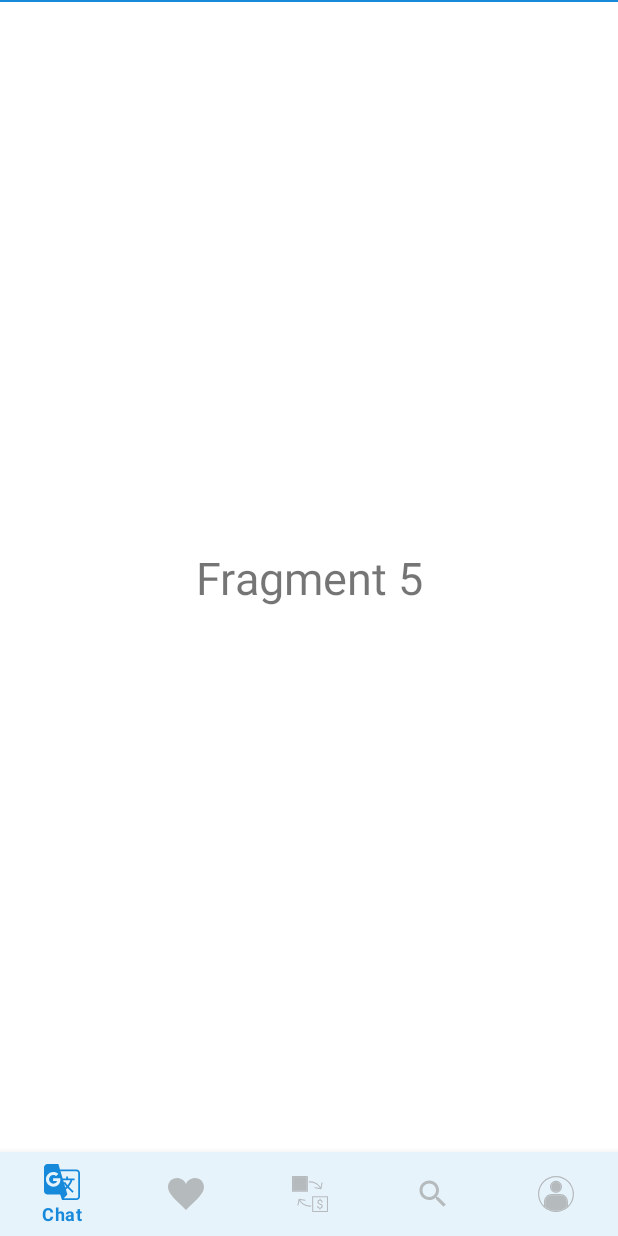
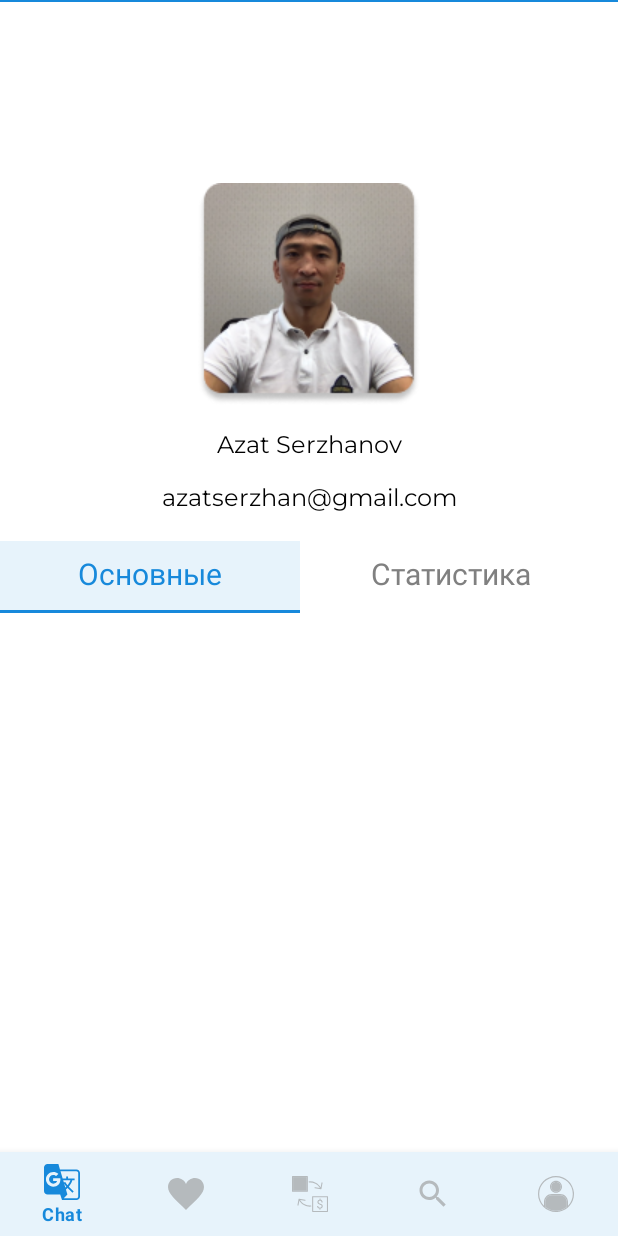
Before and after one commit to krymov-d/HW_10.5, an Android app: the fragment FragmentAccount placed in its activity, on a phone screen of 412 x 824 dp. Run offline under Robolectric (Android 15) with nearby library versions, the phone set to English and light mode, and no system bars.

Commit message:
Created layout for account fragment: IV, TV, Tab Layout

```diff
--- /dev/null
+++ b/app/src/main/res/drawable/tab_layout_selector.xml
@@ -0,0 +1,5 @@
+<?xml version="1.0" encoding="utf-8"?>
+<selector xmlns:android="http://schemas.android.com/apk/res/android">
+    <item android:drawable="@color/btn_text_color_tint_4" android:state_selected="true" />
+    <item android:drawable="@color/white" android:state_selected="false" />
+</selector>
--- a/app/src/main/res/layout/fragment_account.xml
+++ b/app/src/main/res/layout/fragment_account.xml
@@ -4,14 +4,67 @@
     android:layout_width="match_parent"
     android:layout_height="match_parent">
 
-    <androidx.appcompat.widget.AppCompatTextView
+    <androidx.appcompat.widget.AppCompatImageView
+        android:id="@+id/iv_account"
         android:layout_width="wrap_content"
         android:layout_height="wrap_content"
-        android:text="Fragment 5"
-        android:textSize="30sp"
+        android:layout_marginBottom="16dp"
+        android:src="@drawable/ic_profile"
+        app:layout_constraintBottom_toTopOf="@id/tv_contacts"
+        app:layout_constraintEnd_toEndOf="parent"
+        app:layout_constraintStart_toStartOf="parent" />
+
+    <androidx.appcompat.widget.AppCompatTextView
+        android:id="@+id/tv_contacts"
+        style="@style/tv_contacts"
+        android:layout_width="wrap_content"
+        android:layout_height="wrap_content"
+        android:layout_marginBottom="16dp"
+        android:text="@string/tv_contacts"
+        app:layout_constraintBottom_toTopOf="@id/account_tab_layout"
+        app:layout_constraintEnd_toEndOf="parent"
+        app:layout_constraintStart_toStartOf="parent" />
+
+    <com.google.android.material.tabs.TabLayout
+        android:id="@+id/account_tab_layout"
+        android:layout_width="match_parent"
+        android:layout_height="wrap_content"
         app:layout_constraintBottom_toBottomOf="parent"
         app:layout_constraintEnd_toEndOf="parent"
         app:layout_constraintStart_toStartOf="parent"
-        app:layout_constraintTop_toTopOf="parent" />
+        app:layout_constraintTop_toTopOf="parent"
+        app:tabBackground="@drawable/tab_layout_selector"
+        app:tabGravity="center"
+        app:tabIndicatorAnimationMode="elastic"
+        app:tabIndicatorColor="@color/btn_bg_blue"
+        app:tabIndicatorFullWidth="true"
+        app:tabIndicatorGravity="bottom"
+        app:tabIndicatorHeight="2dp"
+        app:tabMinWidth="200dp"
+        app:tabMode="scrollable"
+        app:tabPaddingEnd="32dp"
+        app:tabPaddingStart="32dp"
+        app:tabSelectedTextColor="@color/btn_bg_blue"
+        app:tabTextAppearance="@style/tab_layout_text"
+        app:tabTextColor="@color/tv_text_color_2">
+
+        <com.google.android.material.tabs.TabItem
+            android:id="@+id/account_tab_main"
+            android:layout_width="wrap_content"
+            android:layout_height="wrap_content"
+            android:text="@string/account_tab_main" />
+
+        <com.google.android.material.tabs.TabItem
+            android:id="@+id/account_tab_statistics"
+            android:layout_width="wrap_content"
+            android:layout_height="wrap_content"
+            android:text="@string/account_tab_statistics" />
+
+        <com.google.android.material.tabs.TabItem
+            android:id="@+id/account_tab_another"
+            android:layout_width="wrap_content"
+            android:layout_height="wrap_content"
+            android:text="@string/account_tab_another" />
+    </com.google.android.material.tabs.TabLayout>
 
 </androidx.constraintlayout.widget.ConstraintLayout>
--- a/app/src/main/res/values/strings.xml
+++ b/app/src/main/res/values/strings.xml
@@ -56,4 +56,9 @@
     <string name="bsd_convertor_amount_hint">Кол. тенге в валюте</string>
     <string name="bsd_convertor_btn_flag">Выбрать флаг</string>
     <string name="search_hint">Поиск валюты</string>
+    <string name="account_tab_main">Основные</string>
+    <string name="account_tab_statistics">Статистика</string>
+    <string name="account_tab_another">Еще один таб</string>
+
+    <string name="tv_contacts">Azat Serzhanov\nazatserzhan@gmail.com</string>
 </resources>
--- a/app/src/main/res/values/styles.xml
+++ b/app/src/main/res/values/styles.xml
@@ -36,4 +36,17 @@
         <item name="chipStartPadding">8dp</item>
         <item name="chipEndPadding">8dp</item>
     </style>
+
+    <style name="tab_layout_text">
+        <item name="android:textSize">20sp</item>
+        <item name="android:fontFamily">@font/montserrat</item>
+    </style>
+
+    <style name="tv_contacts">
+        <item name="android:textSize">16sp</item>
+        <item name="android:textColor">@color/tv_text_color</item>
+        <item name="android:lineSpacingExtra">16sp</item>
+        <item name="android:gravity">center_horizontal|center_vertical</item>
+        <item name="fontFamily">@font/montserrat</item>
+    </style>
 </resources>
```
Also changed, not shown: app/src/main/res/drawable/ic_profile.png (added).
